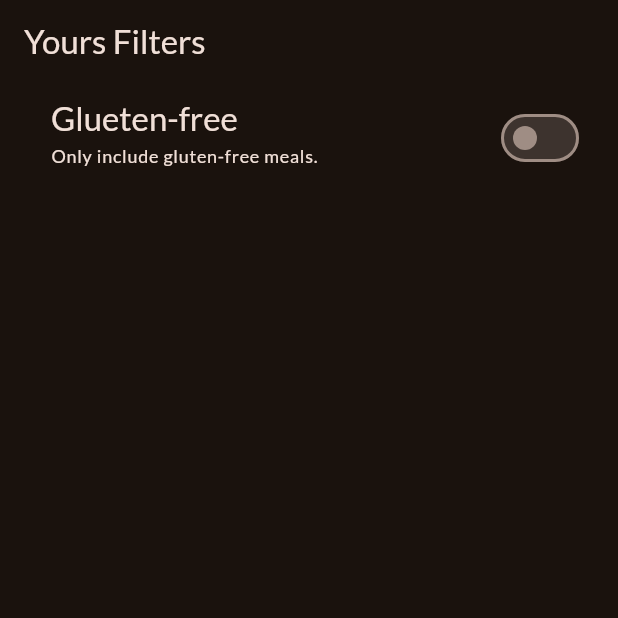
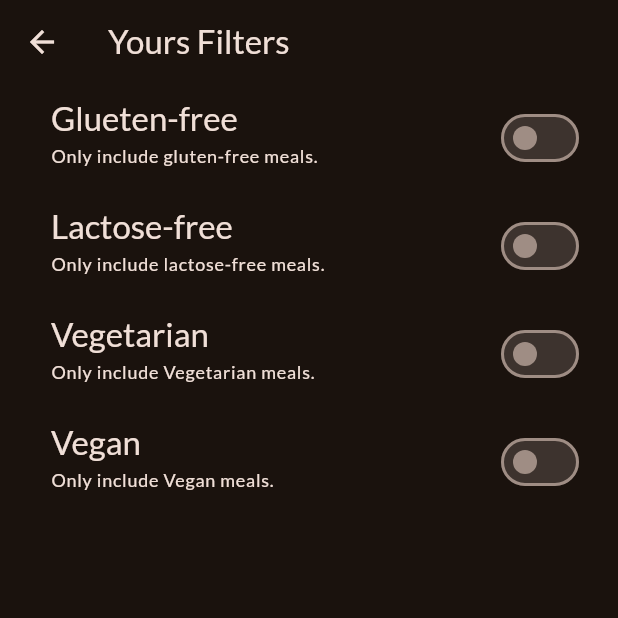
Before and after one commit to oeleomar/flutter-apps, a Flutter app: the FiltersScreen screen opened directly, on a phone screen of 412 x 824 dp, the top half of it. Run offline on Flutter 3.47's test engine with Material 3 defaults, Android fonts, the phone set to English and light mode, and no system bars; our stand-ins replace google_fonts, transparent_image.

Commit message:
feat: adicionar filtros de refeições e atualizar a tela de categorias

```diff
--- a/meals_app/lib/screens/filters.dart
+++ b/meals_app/lib/screens/filters.dart
@@ -1,6 +1,6 @@
 import 'package:flutter/material.dart';
-import 'package:meals_app/screens/tabs.dart';
-import 'package:meals_app/widgets/main_drawer.dart';
+
+enum Filter { glutenFree, lactoseFree, vegetarian, vegan }
 
 class FiltersScreen extends StatefulWidget {
   const FiltersScreen({super.key});
@@ -13,6 +13,9 @@ class FiltersScreen extends StatefulWidget {
 
 class _FiltersScreenState extends State<FiltersScreen> {
   bool _glutenFreeFilterSet = false;
+  bool _lactoseFreeFilterSet = false;
+  bool _vegetarianFilterSet = false;
+  bool _veganFilterSet = false;
 
   @override
   Widget build(BuildContext context) {
@@ -34,7 +37,18 @@ class _FiltersScreenState extends State<FiltersScreen> {
         },
       ),
        */
-      body: Column(
+      body: PopScope(
+        canPop: false,
+        onPopInvokedWithResult: (bool didPop, dynamic result) {
+          if (didPop) return;
+          Navigator.of(context).pop({
+            Filter.glutenFree: _glutenFreeFilterSet,
+            Filter.lactoseFree: _lactoseFreeFilterSet,
+            Filter.vegetarian: _vegetarianFilterSet,
+            Filter.vegan: _veganFilterSet,
+          });
+        },
+        child: Column(
           children: [
             SwitchListTile(
               value: _glutenFreeFilterSet,
@@ -58,7 +72,74 @@ class _FiltersScreenState extends State<FiltersScreen> {
               activeThumbColor: Theme.of(context).colorScheme.tertiary,
               contentPadding: const EdgeInsets.only(left: 34, right: 22),
             ),
+            SwitchListTile(
+              value: _lactoseFreeFilterSet,
+              onChanged: (isChecked) {
+                setState(() {
+                  _lactoseFreeFilterSet = isChecked;
+                });
+              },
+              title: Text(
+                "Lactose-free",
+                style: Theme.of(context).textTheme.titleLarge!.copyWith(
+                  color: Theme.of(context).colorScheme.onSurface,
+                ),
+              ),
+              subtitle: Text(
+                "Only include lactose-free meals.",
+                style: Theme.of(context).textTheme.labelMedium!.copyWith(
+                  color: Theme.of(context).colorScheme.onSurface,
+                ),
+              ),
+              activeThumbColor: Theme.of(context).colorScheme.tertiary,
+              contentPadding: const EdgeInsets.only(left: 34, right: 22),
+            ),
+            SwitchListTile(
+              value: _vegetarianFilterSet,
+              onChanged: (isChecked) {
+                setState(() {
+                  _vegetarianFilterSet = isChecked;
+                });
+              },
+              title: Text(
+                "Vegetarian",
+                style: Theme.of(context).textTheme.titleLarge!.copyWith(
+                  color: Theme.of(context).colorScheme.onSurface,
+                ),
+              ),
+              subtitle: Text(
+                "Only include Vegetarian meals.",
+                style: Theme.of(context).textTheme.labelMedium!.copyWith(
+                  color: Theme.of(context).colorScheme.onSurface,
+                ),
+              ),
+              activeThumbColor: Theme.of(context).colorScheme.tertiary,
+              contentPadding: const EdgeInsets.only(left: 34, right: 22),
+            ),
+            SwitchListTile(
+              value: _veganFilterSet,
+              onChanged: (isChecked) {
+                setState(() {
+                  _veganFilterSet = isChecked;
+                });
+              },
+              title: Text(
+                "Vegan",
+                style: Theme.of(context).textTheme.titleLarge!.copyWith(
+                  color: Theme.of(context).colorScheme.onSurface,
+                ),
+              ),
+              subtitle: Text(
+                "Only include Vegan meals.",
+                style: Theme.of(context).textTheme.labelMedium!.copyWith(
+                  color: Theme.of(context).colorScheme.onSurface,
+                ),
+              ),
+              activeThumbColor: Theme.of(context).colorScheme.tertiary,
+              contentPadding: const EdgeInsets.only(left: 34, right: 22),
+            ),
           ],
+        ),
       ),
     );
   }
```
Also changed, not shown: meals_app/lib/screens/categories.dart (+7 -2 lines), meals_app/lib/screens/tabs.dart (+31 -2 lines). Lines whose indentation alone changed are shown as unchanged.
